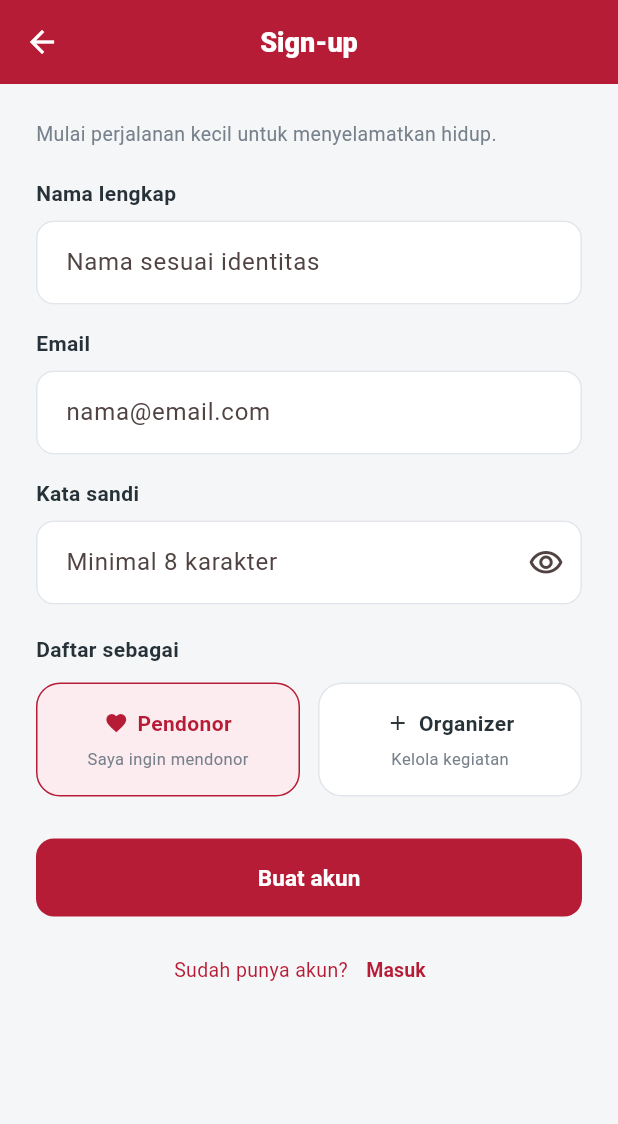
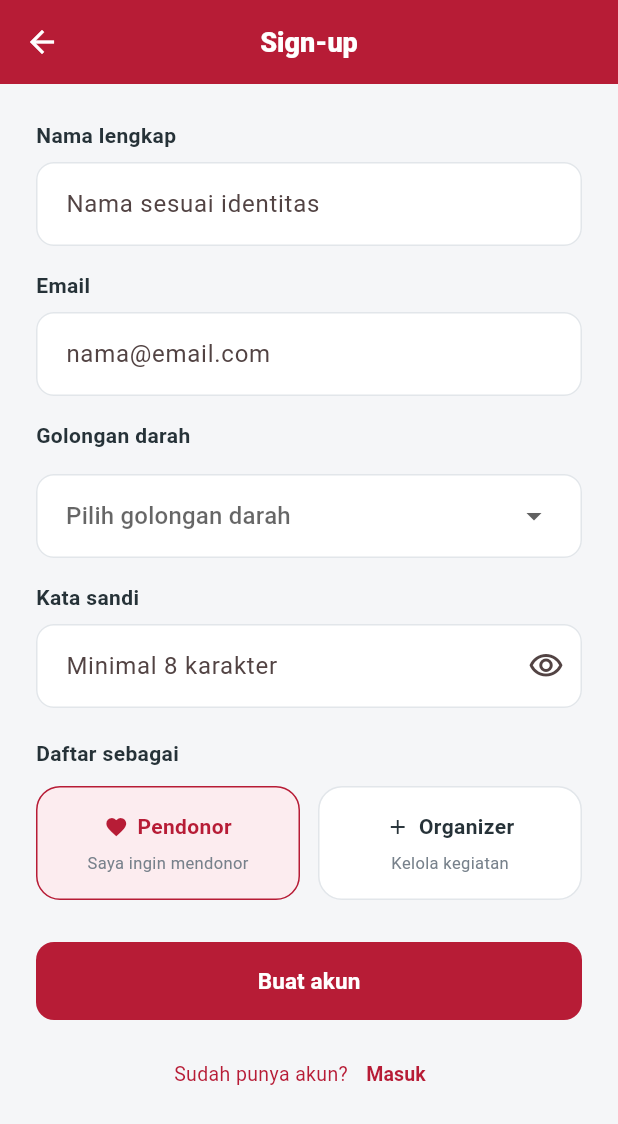
Before and after one commit to rsnorlatch/volunteer, a Flutter app: the SignUpPage screen opened by its route, on a phone screen of 412 x 824 dp. Shown: the top 1124 px of the screen. Run offline on Flutter 3.47's test engine with Material 3 defaults, Android fonts, the phone set to English and light mode, and no system bars; our stand-ins replace get.

Commit message:
update fitur tampilan sign-up dan login

```diff
--- a/lib/controllers/profile_controller.dart
+++ b/lib/controllers/profile_controller.dart
@@ -25,7 +25,7 @@ class ProfileController extends GetxController {
     email.value = p.email;
     role.value = p.role;
     phone.value = '';
-    bloodType.value = '';
+    bloodType.value = p.bloodType;
     medicalNotes.value = '';
     isAuthenticated.value = true;
   }
--- a/lib/dtos/register_request_dto.dart
+++ b/lib/dtos/register_request_dto.dart
@@ -6,12 +6,14 @@ class RegisterRequestDto {
     this.email,
     this.password,
     this.confirmPassword,
-    this.role,
-  );
+    this.role, {
+    this.bloodType = '',
+  });
 
   final String username;
   final String email;
   final String password;
   final String confirmPassword;
   final Role role;
+  final String bloodType;
 }
--- a/lib/entities/profile.dart
+++ b/lib/entities/profile.dart
@@ -2,13 +2,15 @@ import 'package:uuid/uuid.dart';
 import 'package:volunteer/entities/role.dart';
 
 class Profile {
-  Profile(this.username, this.email, this.role) : id = const Uuid().v4();
+  Profile(this.username, this.email, this.role, {this.bloodType = ''})
+      : id = const Uuid().v4();
 
   String id;
   String? userId;
   String username;
   String email;
   Role role;
+  String bloodType;
 
   Profile withUserId(String userId) {
     this.userId = userId;
--- a/lib/pages/auth/auth_controller.dart
+++ b/lib/pages/auth/auth_controller.dart
@@ -3,6 +3,7 @@ import 'package:get/get.dart';
 import 'package:volunteer/adapter/profile_repository/profile_repository_interface.dart';
 import 'package:volunteer/adapter/session_manager/session_manager_interface.dart';
 import 'package:volunteer/controllers/profile_controller.dart';
+import 'package:volunteer/core/constants/app_constants.dart';
 import 'package:volunteer/core/routes/app_routes.dart';
 import 'package:volunteer/dtos/register_request_dto.dart';
 import 'package:volunteer/entities/role.dart';
@@ -48,11 +49,15 @@ class AuthController extends GetxController {
     required String name,
     required String email,
     required String password,
+    required String bloodType,
   }) async {
     isLoading.value = true;
     try {
       if (await _profiles.getByEmailAsync(email.trim()) != null) {
         return 'Email sudah terdaftar.';
+      }
+      if (!AppConstants.bloodTypes.contains(bloodType)) {
+        return 'Pilih golongan darah kamu.';
       }
       // Desain tidak punya field username -> nama lengkap dipakai sebagai username.
       final dto = RegisterRequestDto(
@@ -61,6 +66,7 @@ class AuthController extends GetxController {
         password,
         password,
         selectedRole.value,
+        bloodType: bloodType,
       );
       final status = await _auth.registerAsync(dto);
       return switch (status) {
--- a/lib/pages/auth/signup_page.dart
+++ b/lib/pages/auth/signup_page.dart
@@ -7,6 +7,7 @@ import 'package:volunteer/pages/auth/auth_controller.dart';
 import 'package:volunteer/pages/auth/widgets/role_selector.dart';
 import 'package:volunteer/shared/constants/app_colors.dart';
 import 'package:volunteer/shared/widgets/app_snackbar.dart';
+import 'package:volunteer/shared/widgets/blood_type_dropdown_field.dart';
 import 'package:volunteer/shared/widgets/custom_text_field.dart';
 import 'package:volunteer/shared/widgets/password_text_field.dart';
 import 'package:volunteer/shared/widgets/primary_button.dart';
@@ -25,6 +26,7 @@ class _SignUpPageState extends State<SignUpPage> {
   final _email = TextEditingController();
   final _password = TextEditingController();
   final _auth = Get.find<AuthController>();
+  String? _bloodType;
 
   @override
   void dispose() {
@@ -40,6 +42,7 @@ class _SignUpPageState extends State<SignUpPage> {
       name: _name.text,
       email: _email.text,
       password: _password.text,
+      bloodType: _bloodType ?? '',
     );
     if (error != null) {
       showAppSnack(error, error: true);
@@ -56,7 +59,6 @@ class _SignUpPageState extends State<SignUpPage> {
   Widget build(BuildContext context) {
     return SubPageScaffold(
       title: 'Buat akun baru',
-      subtitle: 'Mulai perjalanan kecil untuk menyelamatkan hidup.',
       appBarTitle: 'Sign-up',
       children: [
         Form(
@@ -77,6 +79,31 @@ class _SignUpPageState extends State<SignUpPage> {
                 controller: _email,
                 keyboardType: TextInputType.emailAddress,
                 validator: Validators.email,
+              ),
+              Padding(
+                padding: const EdgeInsets.only(top: 16),
+                child: Column(
+                  crossAxisAlignment: CrossAxisAlignment.start,
+                  children: [
+                    const Text(
+                      'Golongan darah',
+                      style: TextStyle(
+                        color: AppColors.textPrimary,
+                        fontSize: 14,
+                        fontWeight: FontWeight.w600,
+                      ),
+                    ),
+                    const SizedBox(height: 16),
+                    BloodTypeDropdownField(
+                      initialValue: _bloodType,
+                      validator: (value) =>
+                          value == null ? 'Pilih golongan darah kamu.' : null,
+                      onChanged: (value) => setState(() {
+                        _bloodType = value;
+                      }),
+                    ),
+                  ],
+                ),
               ),
               const SizedBox(height: 16),
               PasswordTextField(
--- /dev/null
+++ b/lib/shared/widgets/blood_type_dropdown_field.dart
@@ -0,0 +1,55 @@
+import 'package:flutter/material.dart';
+
+import 'package:volunteer/core/constants/app_constants.dart';
+import 'package:volunteer/shared/constants/app_colors.dart';
+
+class BloodTypeDropdownField extends StatelessWidget {
+  const BloodTypeDropdownField({
+    super.key,
+    required this.initialValue,
+    required this.onChanged,
+    this.validator,
+  });
+
+  final String? initialValue;
+  final ValueChanged<String?> onChanged;
+  final String? Function(String?)? validator;
+
+  @override
+  Widget build(BuildContext context) {
+    return FormField<String>(
+      initialValue: initialValue,
+      validator: validator,
+      builder: (field) => LayoutBuilder(
+        builder: (context, constraints) => InputDecorator(
+          decoration: InputDecoration(errorText: field.errorText),
+          isEmpty: field.value == null,
+          child: DropdownButtonHideUnderline(
+            child: DropdownButton<String>(
+              value: field.value,
+              isDense: true,
+              isExpanded: true,
+              itemHeight: 48,
+              menuWidth: constraints.maxWidth,
+              menuMaxHeight: 280,
+              dropdownColor: AppColors.surface,
+              borderRadius: BorderRadius.circular(12),
+              hint: const Text('Pilih golongan darah'),
+              items: [
+                for (final bloodType in AppConstants.bloodTypes)
+                  DropdownMenuItem(
+                    value: bloodType,
+                    child: Text(bloodType),
+                  ),
+              ],
+              onChanged: (value) {
+                field.didChange(value);
+                onChanged(value);
+              },
+            ),
+          ),
+        ),
+      ),
+    );
+  }
+}
```
Also changed, not shown: lib/services/auth_service.dart (+6 -2 lines), 2 other files.
